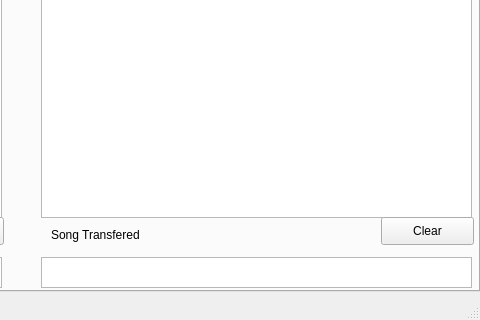
Above: mainwindow.ui from tnightingale/COMMAudio before the change; both pictures show x 381 to 861 and y 278 to 598 of the 861 by 598 pixel window. Below: the same form after it.
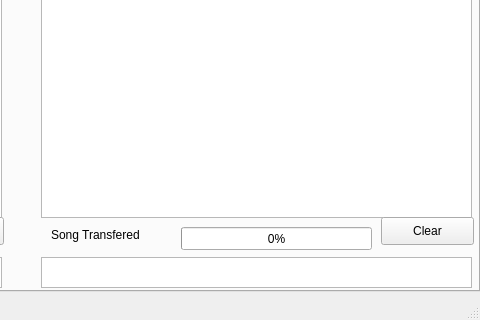
That is the form after the change.

Commit message: slot for progress bar added for downloads

```diff
--- a/mainwindow.ui
+++ b/mainwindow.ui
@@ -197,6 +197,19 @@
        <string>Clear</string>
       </property>
      </widget>
+     <widget class="QProgressBar" name="downloadBar">
+      <property name="geometry">
+       <rect>
+        <x>560</x>
+        <y>360</y>
+        <width>191</width>
+        <height>23</height>
+       </rect>
+      </property>
+      <property name="value">
+       <number>0</number>
+      </property>
+     </widget>
     </widget>
     <widget class="QWidget" name="tab_2">
      <attribute name="title">
```
The commit also changes 2 other files.
